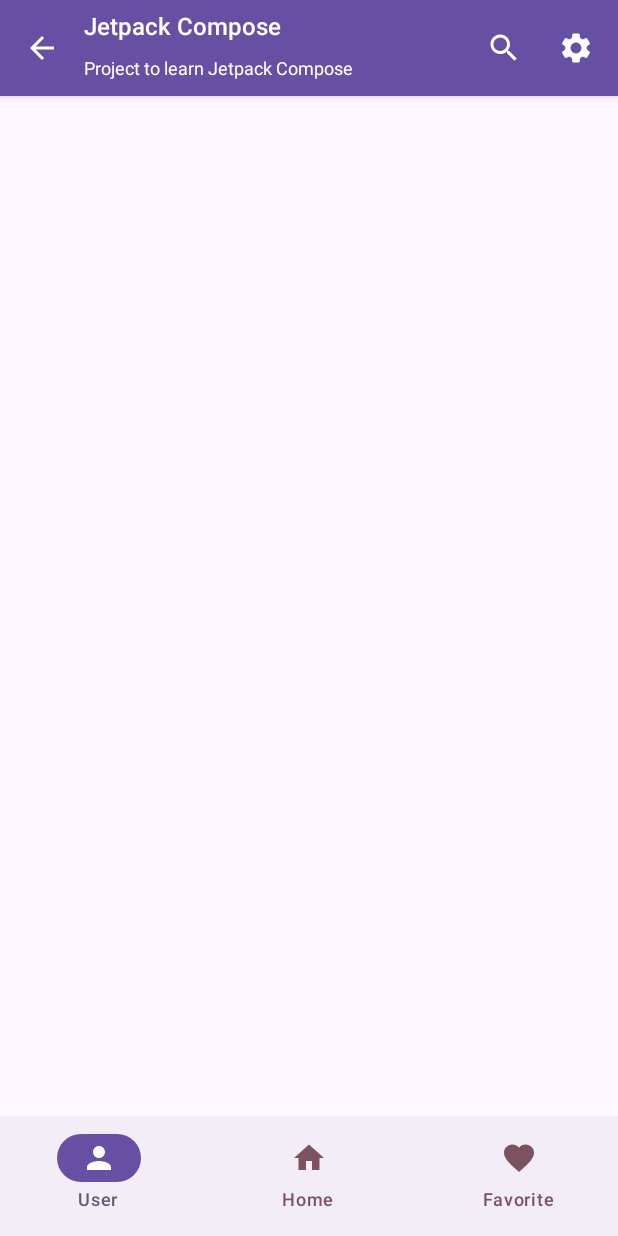
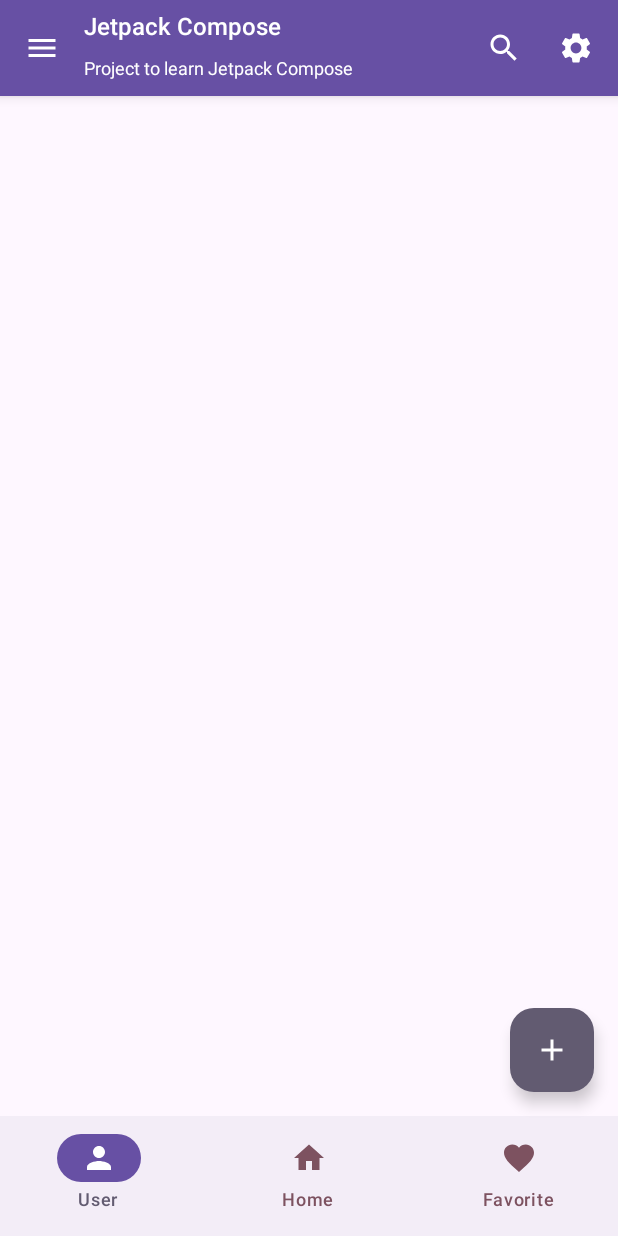
Before and after one commit to NIMP3/JetpackComposeTest, an Android app built with Jetpack Compose: the @Preview function ScaffoldViewPreview, on a phone screen of 412 x 824 dp. Run offline under Robolectric (Android 15) with nearby library versions, the phone set to English and light mode, and no system bars.

Commit message:
[BUILD] (UI): Implemented components [FloatingActionButton - ModalNavigationDrawer]

```diff
--- a/app/src/main/java/dev/yovany/jcudemy/ScaffoldView.kt
+++ b/app/src/main/java/dev/yovany/jcudemy/ScaffoldView.kt
@@ -1,24 +1,42 @@
 package dev.yovany.jcudemy
 
+import android.graphics.drawable.DrawableContainer.DrawableContainerState
+import android.graphics.drawable.Icon
+import androidx.compose.foundation.background
+import androidx.compose.foundation.clickable
 import androidx.compose.foundation.layout.Box
 import androidx.compose.foundation.layout.Column
+import androidx.compose.foundation.layout.Row
 import androidx.compose.foundation.layout.WindowInsets
+import androidx.compose.foundation.layout.fillMaxHeight
 import androidx.compose.foundation.layout.fillMaxSize
+import androidx.compose.foundation.layout.fillMaxWidth
 import androidx.compose.foundation.layout.padding
 import androidx.compose.foundation.layout.systemBars
+import androidx.compose.foundation.layout.width
+import androidx.compose.foundation.lazy.LazyColumn
+import androidx.compose.foundation.lazy.items
 import androidx.compose.foundation.rememberScrollState
 import androidx.compose.material.icons.Icons
+import androidx.compose.material.icons.filled.Add
 import androidx.compose.material.icons.filled.ArrowBack
 import androidx.compose.material.icons.filled.Favorite
 import androidx.compose.material.icons.filled.Home
+import androidx.compose.material.icons.filled.Menu
 import androidx.compose.material.icons.filled.Person
 import androidx.compose.material.icons.filled.Search
 import androidx.compose.material.icons.filled.Settings
 import androidx.compose.material3.BottomAppBar
+import androidx.compose.material3.Divider
+import androidx.compose.material3.DrawerState
+import androidx.compose.material3.DrawerValue
 import androidx.compose.material3.ExperimentalMaterial3Api
+import androidx.compose.material3.FabPosition
+import androidx.compose.material3.FloatingActionButton
 import androidx.compose.material3.Icon
 import androidx.compose.material3.IconButton
 import androidx.compose.material3.MaterialTheme
+import androidx.compose.material3.ModalNavigationDrawer
 import androidx.compose.material3.NavigationBar
 import androidx.compose.material3.NavigationBarDefaults
 import androidx.compose.material3.NavigationBarItem
@@ -30,15 +48,18 @@
 import androidx.compose.material3.TopAppBar
 import androidx.compose.material3.TopAppBarColors
 import androidx.compose.material3.TopAppBarDefaults
+import androidx.compose.material3.rememberDrawerState
 import androidx.compose.runtime.Composable
 import androidx.compose.runtime.getValue
 import androidx.compose.runtime.mutableStateOf
 import androidx.compose.runtime.remember
 import androidx.compose.runtime.rememberCoroutineScope
 import androidx.compose.runtime.setValue
+import androidx.compose.ui.Alignment
 import androidx.compose.ui.Modifier
 import androidx.compose.ui.draw.shadow
 import androidx.compose.ui.graphics.Color
+import androidx.compose.ui.graphics.vector.ImageVector
 import androidx.compose.ui.text.font.FontWeight
 import androidx.compose.ui.tooling.preview.Preview
 import androidx.compose.ui.unit.dp
@@ -50,11 +71,25 @@
 fun ScaffoldView() {
     val snackBarHostState = remember { SnackbarHostState() }
     val coroutineScope = rememberCoroutineScope()
+    var drawerState = rememberDrawerState(initialValue = DrawerValue.Closed)
 
+    ModalNavigationDrawer(drawerState = drawerState, drawerContent = { MyDrawer() {option ->
+        coroutineScope.launch {
+            drawerState.close()
+            snackBarHostState.showSnackbar("Selected $option")
+        }
+    } }) {
         Scaffold(
-        topBar = { MyTopAppBar() {action ->
+            topBar = {
+                MyTopAppBar() { action ->
+                    if (action == "MENU") {
+                        coroutineScope.launch {
+                            drawerState.apply {
+                                if (drawerState.isOpen) close() else open()
+                            }
+                        }
+                    } else {
                         val message = when (action) {
-                "BACK" -> "Can't go back"
                             "SEARCH" -> "Searching..."
                             "SETTINGS" -> "Don't access settings"
                             else -> "Unknown action"
@@ -63,8 +98,12 @@
                         coroutineScope.launch {
                             snackBarHostState.showSnackbar(message)
                         }
-        } },
+                    }
+                }
+            },
             bottomBar = { MyNavigationBar() },
+            floatingActionButton = { MyFloatingButton() },
+            floatingActionButtonPosition = FabPosition.End,
             snackbarHost = { SnackbarHost(snackBarHostState) }) { innerPadding ->
             Box(
                 modifier = Modifier
@@ -74,6 +113,8 @@
                 // ConstraintExample()
             }
         }
+    }
+
 }
 
 @OptIn(ExperimentalMaterial3Api::class)
@@ -87,8 +128,8 @@
             actionIconContentColor = Color.White
         ),
         navigationIcon = {
-            IconButton(onClick = { onClickIcon("BACK") }) {
-                Icon(imageVector = Icons.Filled.ArrowBack, contentDescription = "back")
+            IconButton(onClick = { onClickIcon("MENU") }) {
+                Icon(imageVector = Icons.Filled.Menu, contentDescription = "menu")
             }
         },
         title = {
@@ -140,6 +181,78 @@
     }
 }
 
+@Composable
+fun MyFloatingButton() {
+    FloatingActionButton(onClick = { }, containerColor = MaterialTheme.colorScheme.secondary) {
+        Icon(imageVector = Icons.Filled.Add, contentDescription = "Add")
+    }
+}
+
+@Composable
+fun MyDrawer(onClick: (String) -> Unit) {
+    val options = listOf(
+        "Profile" to Icons.Filled.Person,
+        "Home" to Icons.Filled.Home,
+        "Favorite" to Icons.Filled.Favorite
+    )
+
+    Column(
+        Modifier
+            .fillMaxSize()
+    ) {
+        Box(
+            Modifier
+                .fillMaxWidth()
+                .weight(3f)
+                .background(MaterialTheme.colorScheme.primary),
+            contentAlignment = Alignment.BottomStart
+        ) {
+            Column {
+                Text(
+                    text = "Jetpack Compose",
+                    color = Color.White,
+                    fontSize = 20.sp,
+                    fontWeight = FontWeight.Bold,
+                    modifier = Modifier.padding(horizontal = 16.dp)
+                )
+                Text(
+                    text = "Project to learn Jetpack Compose",
+                    color = Color.White,
+                    modifier = Modifier.padding(start = 16.dp, bottom = 16.dp)
+                )
+            }
+        }
+
+
+        LazyColumn(Modifier.weight(7f)) {
+            items(options) { (title, icon) ->
+                MyDrawerItem(title, icon, onClick)
+            }
+        }
+    }
+}
+
+@Composable
+fun MyDrawerItem(title: String, resource: ImageVector, onClick: (String) -> Unit) {
+    Column {
+        Row(
+            Modifier
+                .fillMaxWidth()
+                .padding(16.dp)
+                .clickable { onClick(title) }
+        ) {
+            Icon(imageVector = resource, contentDescription = title)
+            Text(
+                text = title,
+                fontWeight = FontWeight.SemiBold,
+                fontSize = 16.sp,
+                modifier = Modifier.padding(start = 8.dp)
+            )
+        }
+        Divider(thickness = 1.dp, color = Color.Gray)
+    }
+}
+
 
 @Preview(showBackground = true)
 @Composable
```
Lines whose indentation alone changed are shown as unchanged.
